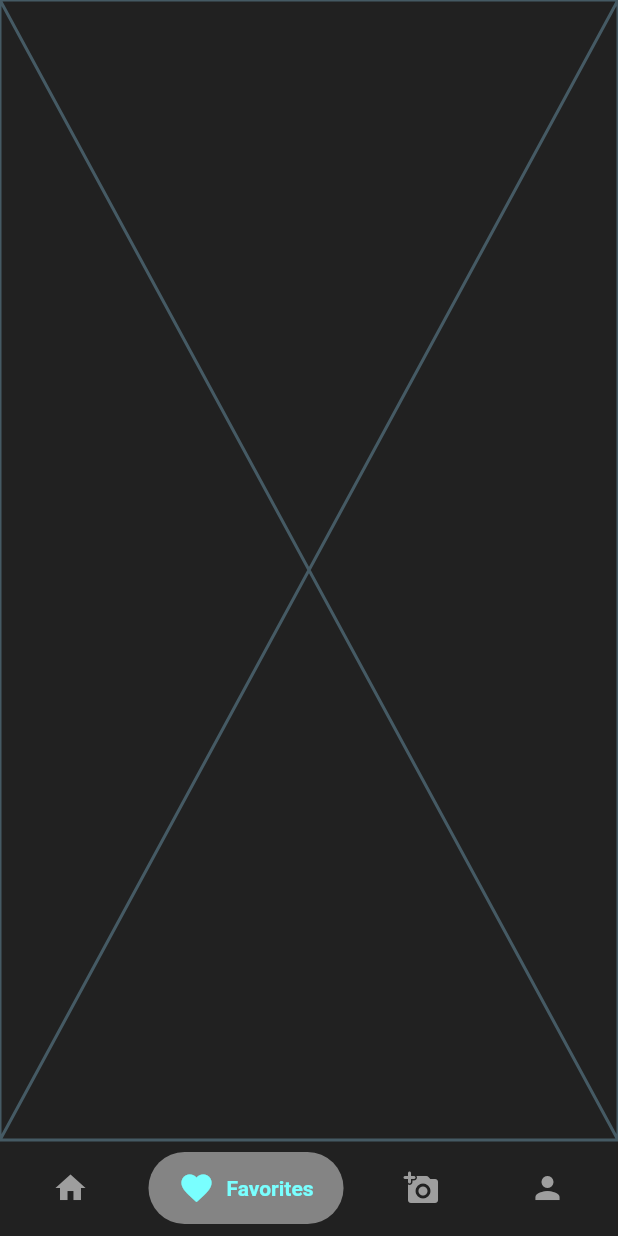
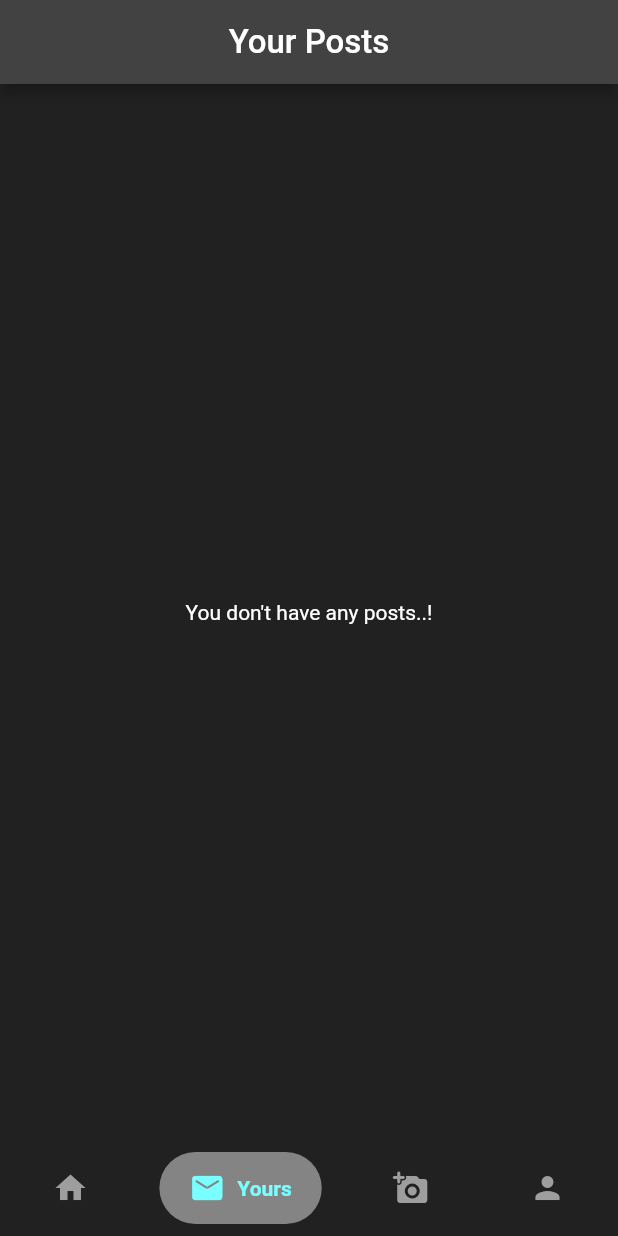
Before and after one commit to fahricandurucan/social_media_app_fl, a Flutter app: the screen it shows once a user with an empty profile is signed in, item 2 of the bottom bar chosen, on a phone screen of 412 x 824 dp. Run offline on Flutter 3.47's test engine with Material 2 defaults, Android fonts, the phone set to English and light mode, and no system bars; drawn by our look-alikes of animated_text_kit, google_nav_bar; our stand-ins replace cloud_firestore, firebase_auth, firebase_core, firebase_storage, flutter_easyloading, get and 2 more; missing offline and left inert: flutterflow_paginate_firestore; accounts and stored records are empty; Roboto replaces fonts that are missing (Agne).

Commit message:
some codes are editted

```diff
--- a/lib/pages/favorite_page.dart
+++ /dev/null
@@ -1,10 +0,0 @@
-import 'package:flutter/material.dart';
-
-class FavoritePage extends StatelessWidget {
-  const FavoritePage({super.key});
-
-  @override
-  Widget build(BuildContext context) {
-    return const Placeholder();
-  }
-}
--- a/lib/pages/navbar.dart
+++ b/lib/pages/navbar.dart
@@ -3,9 +3,9 @@ import 'package:get/get.dart';
 import 'package:google_nav_bar/google_nav_bar.dart';
 import 'package:social_media_app_fl/controllers/register_controller.dart';
 import 'package:social_media_app_fl/pages/adding_post_page.dart';
-import 'package:social_media_app_fl/pages/favorite_page.dart';
 import 'package:social_media_app_fl/pages/home_page.dart';
 import 'package:social_media_app_fl/pages/profile_page.dart';
+import 'package:social_media_app_fl/pages/yours_post_page.dart';
 import 'package:social_media_app_fl/utils/theme.dart';
 
 class NavBar extends StatelessWidget {
@@ -19,7 +19,7 @@ class NavBar extends StatelessWidget {
       body: Obx(() => controller.bottomNavIdx.value == 0
           ? const HomePage()
           : controller.bottomNavIdx.value == 1
-              ? const FavoritePage()
+              ? const YoursPostPage()
               : controller.bottomNavIdx.value == 2
                   ? const AddingPostPage()
                   : const ProfilePage()),
@@ -45,8 +45,8 @@ class NavBar extends StatelessWidget {
                 iconColor: Colors.grey,
               ),
               GButton(
-                icon: Icons.favorite,
-                text: "Favorites",
+                icon: Icons.local_post_office_rounded,
+                text: "Yours",
                 iconColor: Colors.grey,
               ),
               GButton(
--- /dev/null
+++ b/lib/pages/yours_post_page.dart
@@ -0,0 +1,38 @@
+import 'package:flutter/material.dart';
+import 'package:social_media_app_fl/services/post_api.dart';
+import 'package:social_media_app_fl/utils/const.dart';
+import 'package:social_media_app_fl/widgets/animated_text_widget.dart';
+import 'package:social_media_app_fl/widgets/post_widget.dart';
+
+class YoursPostPage extends StatelessWidget {
+  const YoursPostPage({super.key});
+
+  @override
+  Widget build(BuildContext context) {
+    return Scaffold(
+      appBar: AppBar(
+        centerTitle: true,
+        title: const AnimatedTextWidget(text: "Your Posts"),
+      ),
+      body: StreamBuilder(
+          stream: PostApi.getPostsByUser(Const.userID),
+          builder: (context, snapshot) {
+            if (snapshot.hasData) {
+              var postList = snapshot.data;
+
+              return postList!.isNotEmpty
+                  ? ListView.builder(
+                      itemCount: postList.length,
+                      itemBuilder: (context, index) {
+                        var post = postList[index];
+                        return PostWidget(post: post);
+                      })
+                  : const Center(
+                      child: Text("You don't have any posts..!"),
+                    );
+            }
+            return const Center(child: CircularProgressIndicator());
+          }),
+    );
+  }
+}
--- a/lib/services/post_api.dart
+++ b/lib/services/post_api.dart
@@ -30,6 +30,19 @@ class PostApi {
     return streamList;
   }
 
+  static Stream<List<Post>> getPostsByUser(String uid) {
+    final result = store
+        .collection("users")
+        .doc(uid)
+        .collection("posts")
+        .orderBy('date', descending: true)
+        .snapshots();
+    final streamList =
+        result.map((event) => event.docs.map((e) => Post.fromMap(e.data())).toList());
+
+    return streamList;
+  }
+
 //   Future<void> getPostsOrderedByDate() async {
 //   try {
 //     CollectionReference postsRef = FirebaseFirestore.instance.collection('posts');
```
Also changed, not shown: lib/pages/home_page.dart (+8 -6 lines), lib/widgets/post_widget.dart (+17 -1 lines).
